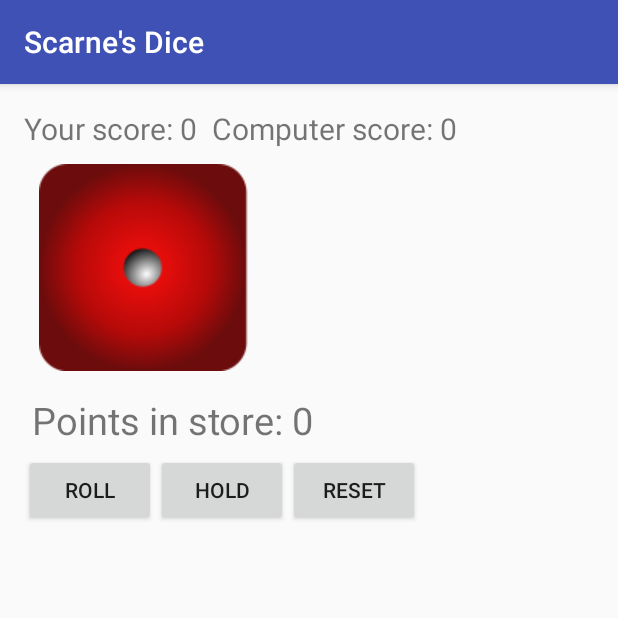
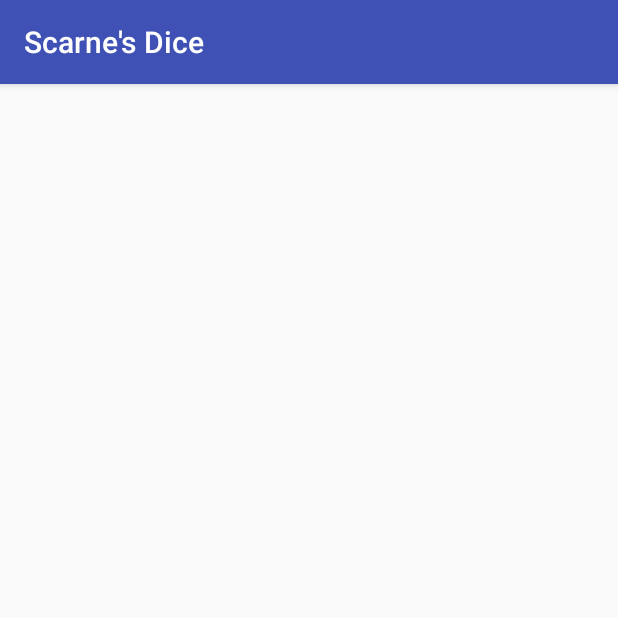
Before and after one commit to jacoblubecki/ScarnesDice, an Android app: the screen it shows after launch (MainActivity), on a phone screen of 412 x 824 dp, the top half of it. Run offline under Robolectric (Android 15) with nearby library versions, the phone set to English and light mode, and no system bars.

Commit message:
Establish minimum code base.

```diff
--- a/app/src/main/AndroidManifest.xml
+++ b/app/src/main/AndroidManifest.xml
@@ -15,7 +15,6 @@
                 <category android:name="android.intent.category.LAUNCHER" />
             </intent-filter>
         </activity>
-        <activity android:name=".EndGame"></activity>
     </application>
 
 </manifest>
--- a/app/src/main/res/layout/activity_main.xml
+++ b/app/src/main/res/layout/activity_main.xml
@@ -9,54 +9,7 @@
     android:paddingTop="@dimen/activity_vertical_margin"
     tools:context="com.ahn.scarnesdice.MainActivity">
 
-    <TextView
-        android:layout_width="wrap_content"
-        android:layout_height="wrap_content"
-        android:id="@+id/score"
-        android:textSize="20sp"
-        android:text="Your score: 0" />
-    <TextView
-        android:layout_width="wrap_content"
-        android:layout_height="wrap_content"
-        android:id="@+id/comp_score"
-        android:textSize="20sp"
-        android:layout_toEndOf="@id/score"
-        android:text="Computer score: 0"
-        android:layout_marginStart="10dp"/>
-    <ImageView
-        android:contentDescription="@string/dice"
-        android:layout_width="wrap_content"
-        android:layout_height="wrap_content"
-        android:id="@+id/dice"
-        android:layout_below="@id/score"
-        android:layout_margin="10dp"
-        android:src="@drawable/dice1"/>
-    <TextView
-        android:layout_width="wrap_content"
-        android:layout_height="wrap_content"
-        android:id="@+id/points"
-        android:layout_below="@id/dice"
-        android:text="Points in store: 0"
-        android:textSize="25sp"
-        android:layout_margin="5dp"/>
-    <Button
-        android:layout_width="wrap_content"
-        android:layout_height="wrap_content"
-        android:id="@+id/roll"
-        android:text="@string/roll"
-        android:layout_below="@id/points" />
-    <Button
-        android:layout_width="wrap_content"
-        android:layout_height="wrap_content"
-        android:id="@+id/hold"
-        android:text="@string/hold"
-        android:layout_below="@id/points"
-        android:layout_toEndOf="@id/roll" />
-    <Button
-        android:layout_width="wrap_content"
-        android:layout_height="wrap_content"
-        android:id="@+id/reset"
-        android:text="@string/reset"
-        android:layout_below="@id/points"
-        android:layout_toEndOf="@id/hold"/>
+    <!-- TV + Btn -->
+
+
 </RelativeLayout>
--- a/build.gradle
+++ b/build.gradle
@@ -5,7 +5,7 @@ buildscript {
         jcenter()
     }
     dependencies {
-        classpath 'com.android.tools.build:gradle:2.1.3'
+        classpath 'com.android.tools.build:gradle:2.2.0'
 
         // NOTE: Do not place your application dependencies here; they belong
         // in the individual module build.gradle files
```
Also changed, not shown: app/src/main/java/com/ahn/scarnesdice/EndGame.java (deleted, +0 -33 lines), app/src/main/java/com/ahn/scarnesdice/MainActivity.java (+2 -112 lines), app/src/main/res/layout/activity_end_game.xml (deleted, +0 -29 lines).
